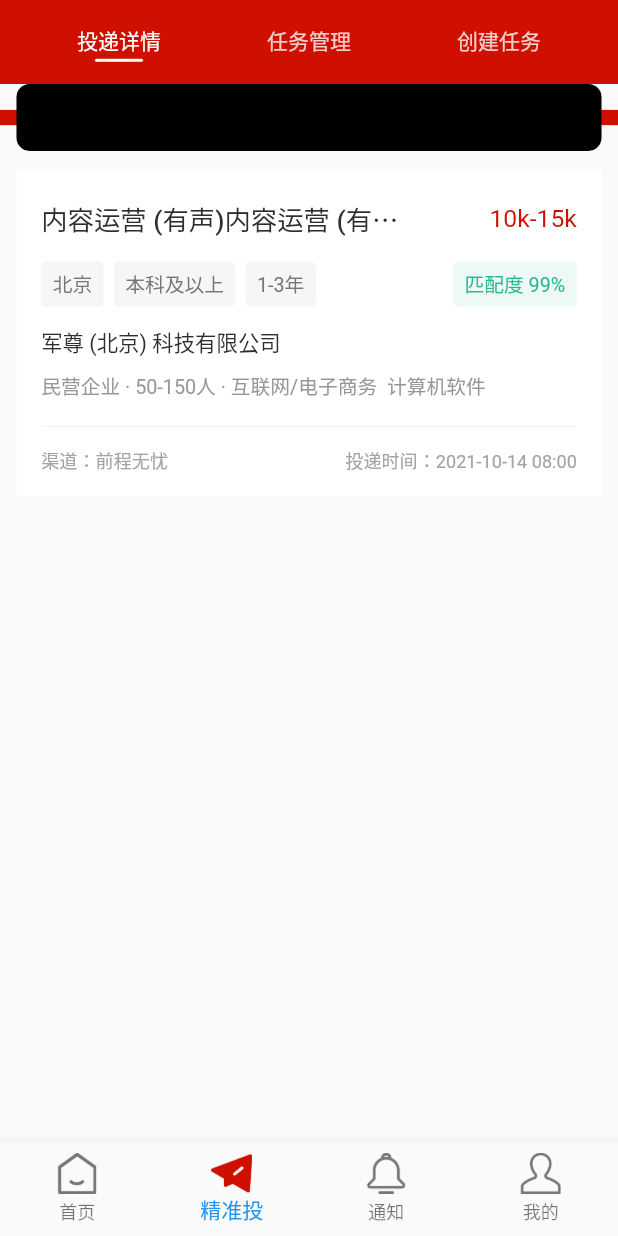
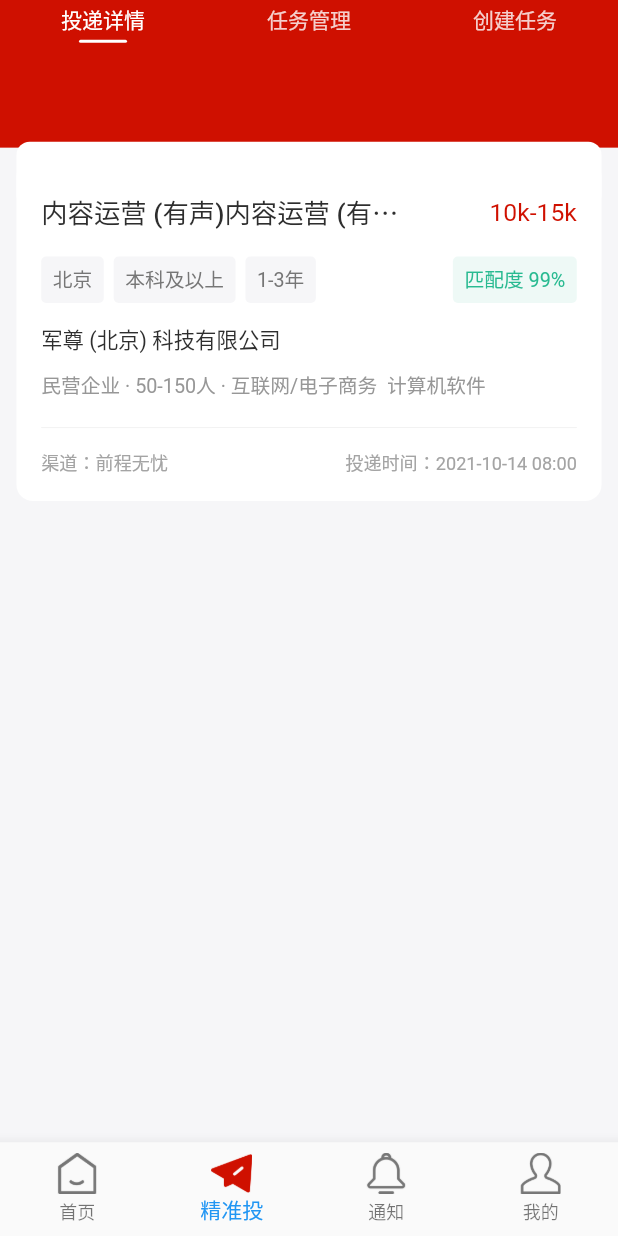
Before and after one commit to 583175694/ai_delivery_app, a Flutter app: the screen it shows after launch, item 2 of the bottom bar chosen, on a phone screen of 412 x 824 dp. Run offline on Flutter 3.47's test engine with Material 2 defaults, Android fonts, the phone set to English and light mode, and no system bars; our stand-ins replace dio; network calls fail.

Commit message:
精准投模块代码review

```diff
--- a/lib/pages/delivery_page.dart
+++ b/lib/pages/delivery_page.dart
@@ -3,6 +3,7 @@
  * @Author wushaohang
  * @Date 2021-11-3
  **/
+import 'package:AI_delivery_app/plugins/base.dart';
 import 'package:flutter/material.dart';
 import 'package:AI_delivery_app/plugins/screen_fit.dart';
 import 'package:AI_delivery_app/components/my_underline_tabIndicator.dart';
@@ -12,19 +13,30 @@ class DeliveryPage extends StatefulWidget {
   DeliveryPageState createState() => DeliveryPageState();
 }
 
-class DeliveryPageState extends State<DeliveryPage> {
+class DeliveryPageState extends State<DeliveryPage> with Base {
   @override
   Widget build(BuildContext context) {
     return Scaffold(
-      appBar: AppBar(
-        title: DefaultTabController(
+      backgroundColor: Color(0xfff6f6f8),
+      body: Stack(
+        alignment: Alignment.center,
+        children: <Widget>[
+          Positioned(
+            top: dp(0),
+            child: Container(
+              width: MediaQuery.of(context).size.width,
+              height: ScreenUtil().setHeight(194),
+              padding: EdgeInsets.only(top: MediaQuery.of(context).padding.top),
+              decoration: BoxDecoration(
+                color: Color(0xffCF1000),
+              ),
+              child: DefaultTabController(
                 length: 3,
                 child: Column(
                   children: <Widget>[
                     Container(
                       color: Color(0xFFCF1000),
-                constraints:
-                    BoxConstraints.expand(height: ScreenUtil().setHeight(52)),
+                      constraints: BoxConstraints.expand(height: dp(52)),
                       child: TabBar(
                         unselectedLabelColor: Color.fromRGBO(255, 255, 255, 0.8),
                         labelColor: Colors.white,
@@ -35,74 +47,57 @@ class DeliveryPageState extends State<DeliveryPage> {
                           Tab(text: '投递详情'),
                           Tab(text: '任务管理'),
                           Tab(text: '创建任务')
-                    ]),
+                        ]
+                      ),
                     )
                   ],
                 ),
-        ),
-        elevation: 0,
-        backgroundColor: Color(0xFFCF1000),
-      ),
-      body: Column(
-        children: [
-          Stack(
-            overflow: Overflow.visible,
-            alignment: Alignment.center,
-            children: <Widget>[
-              Positioned(
-                child: Container(
-                  height: ScreenUtil().setHeight(20),
-                  color: Color(0xFFCF1000),
-                ),
+              )
+            )
           ),
           Positioned(
+            top: dp(172),
             child: Container(
               width: ScreenUtil().setWidth(710),
               height: ScreenUtil().setHeight(88),
               decoration: BoxDecoration(
-                          color: Color(0xff000000),
-                          borderRadius: BorderRadius.all(
-                              Radius.circular(ScreenUtil().setWidth(16)))),
+                color: Color(0xffffffff),
+                borderRadius: BorderRadius.all(Radius.circular(ScreenUtil().setWidth(16)))),
               child: Flex(
                 direction: Axis.horizontal,
                 children: <Widget>[],
-                      )))
-            ],
+              )
+            )
           ),
-          Expanded(
+          Positioned(
+            top: dp(194),
+            width: MediaQuery.of(context).size.width,
+            height: MediaQuery.of(context).size.height,
+            child: Container(
               child: ListView(
                 children: <Widget>[
-              Column(
-                mainAxisAlignment: MainAxisAlignment.center,
-                children: <Widget>[
                   Container(
-                    width: ScreenUtil().setWidth(710),
-                    margin: EdgeInsets.only(top: ScreenUtil().setHeight(24)),
-                    padding: EdgeInsets.fromLTRB(
-                        ScreenUtil().setWidth(30),
-                        ScreenUtil().setHeight(40),
-                        ScreenUtil().setWidth(30),
-                        ScreenUtil().setHeight(30)),
-                    color: Colors.white,
+                    width: dp(710),
+                    margin: EdgeInsets.only(bottom: dp(24), left: dp(20), right: dp(20)),
+                    padding: EdgeInsets.fromLTRB(dp(30), dp(40), dp(30), dp(30)),
                     child: Column(
                       children: [
                         Container(
-                          margin: EdgeInsets.only(
-                              bottom: ScreenUtil().setHeight(30)),
+                          margin: EdgeInsets.only(bottom: dp(30)),
                           child: Flex(
                             direction: Axis.horizontal,
                             children: [
                               Container(
-                                width: ScreenUtil().setWidth(450),
-                                margin: EdgeInsets.only(
-                                    right: ScreenUtil().setWidth(84)),
+                                width: dp(450),
+                                margin: EdgeInsets.only(right: dp(84)),
                                 child: Text(
                                   '内容运营 (有声)内容运营 (有声内容运营 (有声',
                                   overflow: TextOverflow.ellipsis,
                                   style: TextStyle(
-                                      fontSize: ScreenUtil().setSp(32),
+                                    fontSize: dp(32),
                                     color: Color(0xFF2E2E2E),
-                                      fontWeight: FontWeight.w500),
+                                    fontWeight: FontWeight.w500
+                                  ),
                                 ),
                               ),
                               Expanded(
@@ -110,16 +105,16 @@ class DeliveryPageState extends State<DeliveryPage> {
                                   '10k-15k',
                                   textAlign: TextAlign.right,
                                   style: TextStyle(
-                                  fontSize: ScreenUtil().setSp(30),
+                                    fontSize: dp(30),
                                     color: Color(0xFFCF1000),
                                   ),
-                              ))
+                                )
+                              )
                             ],
                           ),
                         ),
                         Container(
-                          margin: EdgeInsets.only(
-                              bottom: ScreenUtil().setHeight(24)),
+                          margin: EdgeInsets.only(bottom: dp(24)),
                           child: Flex(
                             direction: Axis.horizontal,
                             children: <Widget>[
@@ -127,106 +122,110 @@ class DeliveryPageState extends State<DeliveryPage> {
                                 child: Row(
                                   children: [
                                     Container(
-                                    margin: EdgeInsets.only(
-                                        right: ScreenUtil().setWidth(12)),
+                                      margin: EdgeInsets.only(right: dp(12)),
                                       padding: EdgeInsets.symmetric(
-                                        vertical: ScreenUtil().setHeight(10),
-                                        horizontal: ScreenUtil().setWidth(14)),
+                                          vertical: dp(10),
+                                          horizontal: dp(14)
+                                      ),
                                       decoration: BoxDecoration(
                                           color: Color(0xFFF6F6F8),
-                                        borderRadius: BorderRadius.circular(
-                                            ScreenUtil().setWidth(6))),
+                                          borderRadius: BorderRadius.circular(dp(6))
+                                      ),
                                       child: Text(
                                         '北京',
                                         style: TextStyle(
                                             color: Color(0xFF767676),
-                                          fontSize: ScreenUtil().setSp(24)),
+                                            fontSize: dp(24)
+                                        ),
                                       ),
                                     ),
                                     Container(
-                                    margin: EdgeInsets.only(
-                                        right: ScreenUtil().setWidth(12)),
+                                      margin: EdgeInsets.only(right: dp(12)),
                                       padding: EdgeInsets.symmetric(
-                                        vertical: ScreenUtil().setHeight(10),
-                                        horizontal: ScreenUtil().setWidth(14)),
+                                          vertical: dp(10),
+                                          horizontal: dp(14)
+                                      ),
                                       decoration: BoxDecoration(
                                           color: Color(0xFFF6F6F8),
-                                        borderRadius: BorderRadius.circular(
-                                            ScreenUtil().setWidth(6))),
+                                          borderRadius: BorderRadius.circular(dp(6))
+                                      ),
                                       child: Text(
                                         '本科及以上',
                                         style: TextStyle(
                                             color: Color(0xFF767676),
-                                          fontSize: ScreenUtil().setSp(24)),
+                                            fontSize: dp(24)
+                                        ),
                                       ),
                                     ),
                                     Container(
-                                    margin: EdgeInsets.only(
-                                        right: ScreenUtil().setWidth(12)),
+                                      margin: EdgeInsets.only(right: dp(12)),
                                       padding: EdgeInsets.symmetric(
-                                        vertical: ScreenUtil().setHeight(10),
-                                        horizontal: ScreenUtil().setWidth(14)),
+                                          vertical: dp(10),
+                                          horizontal: dp(14)
+                                      ),
                                       decoration: BoxDecoration(
                                           color: Color(0xFFF6F6F8),
-                                        borderRadius: BorderRadius.circular(
-                                            ScreenUtil().setWidth(6))),
+                                          borderRadius: BorderRadius.circular(dp(6))
+                                      ),
                                       child: Text(
                                         '1-3年',
                                         style: TextStyle(
                                             color: Color(0xFF767676),
-                                          fontSize: ScreenUtil().setSp(24)),
+                                            fontSize: dp(24)
+                                        ),
                                       ),
                                     ),
                                   ],
-                              )),
+                                )
+                              ),
                               Container(
                                 padding: EdgeInsets.symmetric(
-                                    vertical: ScreenUtil().setHeight(10),
-                                    horizontal: ScreenUtil().setWidth(14)),
+                                  vertical: dp(10),
+                                  horizontal: dp(14)
+                                ),
                                 decoration: BoxDecoration(
                                   color: Color.fromRGBO(41, 186, 145, 0.08),
-                                    borderRadius: BorderRadius.circular(
-                                        ScreenUtil().setWidth(6))),
+                                  borderRadius: BorderRadius.circular(dp(6))
+                                ),
                                 child: Text(
                                   '匹配度 99%',
                                   style: TextStyle(
                                     color: Color(0xFF29BA91),
-                                      fontSize: ScreenUtil().setSp(24)),
+                                    fontSize: dp(24)
+                                  ),
                                 ),
                               )
                             ],
                           ),
                         ),
                         Container(
-                          width: ScreenUtil().setWidth(650),
-                          margin: EdgeInsets.only(
-                              bottom: ScreenUtil().setHeight(20)),
+                          width: dp(650),
+                          margin: EdgeInsets.only(bottom: dp(20)),
                           child: Text(
                             '军尊 (北京) 科技有限公司',
                             style: TextStyle(
-                              fontSize: ScreenUtil().setSp(26),
+                              fontSize: dp(26),
                               color: Color(0xFF2E2E2E),
                             ),
                           ),
                         ),
                         Container(
-                          width: ScreenUtil().setWidth(650),
-                          margin: EdgeInsets.only(
-                              bottom: ScreenUtil().setHeight(32)),
+                          width: dp(650),
+                          margin: EdgeInsets.only(bottom: dp(32)),
                           child: Text(
                             '民营企业 · 50-150人 · 互联网/电子商务  计算机软件',
                             style: TextStyle(
-                              fontSize: ScreenUtil().setSp(24),
+                              fontSize: dp(24),
                               color: Color(0xFF979797),
                             ),
                           ),
                         ),
                         Container(
                           margin: EdgeInsets.only(
-                              bottom: ScreenUtil().setHeight(26)),
+                              bottom: dp(26)),
                           child: Divider(
                             color: Color(0xFFF2F2F2),
-                            height: ScreenUtil().setHeight(1),
+                            height: dp(1),
                           ),
                         ),
                         Flex(
@@ -237,23 +236,29 @@ class DeliveryPageState extends State<DeliveryPage> {
                               '渠道：前程无忧',
                               style: TextStyle(
                                 color: Color(0xFFA4A4A4),
-                                  fontSize: ScreenUtil().setSp(22)),
+                                fontSize: dp(22)
+                              ),
                             ),
                             Text(
                               '投递时间：2021-10-14 08:00',
                               style: TextStyle(
                                 color: Color(0xFFA4A4A4),
-                                  fontSize: ScreenUtil().setSp(22)),
+                                fontSize: dp(22)
+                              ),
                             )
                           ],
                         )
                       ],
                     ),
+                    decoration: BoxDecoration(
+                      borderRadius: BorderRadius.circular(dp(20)),
+                      color: Colors.white,
+                    ),
                   ),
                 ],
+              ),
+            ),
           )
-            ],
-          ))
         ],
       ),
     );
--- a/lib/pages/home_page.dart
+++ b/lib/pages/home_page.dart
@@ -4,6 +4,7 @@
  * @Date 2021-11-3
  **/
 import 'package:AI_delivery_app/entity/dog.dart';
+import 'package:AI_delivery_app/plugins/base.dart';
 import 'package:AI_delivery_app/plugins/http.dart';
 import 'package:flutter/material.dart';
 
@@ -12,7 +13,7 @@ class HomePage extends StatefulWidget {
   HomePageState createState() => HomePageState();
 }
 
-class HomePageState extends State<HomePage> {
+class HomePageState extends State<HomePage> with Base {
   Dog? dogRes;
   @override
   void initState() {
--- a/lib/plugins/base.dart
+++ b/lib/plugins/base.dart
@@ -15,5 +15,5 @@ abstract class Base {
   static final double designHeight = 1624;
 
   // flutter_ScreenUtil px转dp
-  num dp(double designValue) => ScreenUtil.getInstance().setWidth(designValue);
+  double dp(double designValue) => ScreenUtil.getInstance().setWidth(designValue);
 }
```
Also changed, not shown: lib/pages/mine_page.dart (+41 -41 lines). Lines whose indentation alone changed are shown as unchanged.
